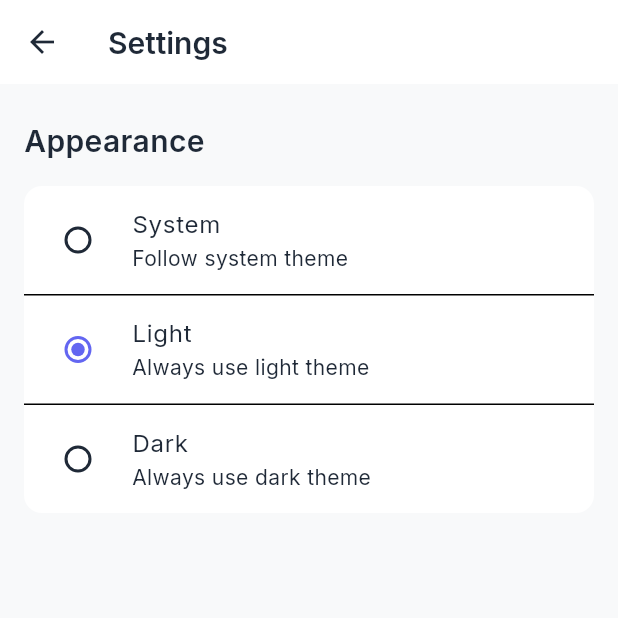
After one commit to shoebsmk/Flutter-chat-claude, a Flutter app: the SettingsScreen screen opened directly, after a tap on "Light", on a phone screen of 412 x 824 dp, the top half of it. The commit adds this screen. Run offline on Flutter 3.47's test engine with Material 3 defaults, Android fonts, the light colour scheme and no system bars; our stand-ins replace flutter_animate, google_fonts, image_picker, permission_handler, shared_preferences, shimmer and 2 more; accounts and stored records are empty; network calls fail.

Commit message:
Add theme toggle UI with settings screen
- Add SharedPreferences dependency for theme persistence
- Create ThemeService to handle theme loading and saving
- Update main.dart to load saved theme on startup and expose theme control methods
- Create SettingsScreen with theme selector (System, Light, Dark)
- Add settings button to ChatListScreen AppBar
- Theme preference persists across app restarts

```diff
--- a/chat_app/lib/main.dart
+++ b/chat_app/lib/main.dart
@@ -3,6 +3,7 @@ import 'config/supabase_config.dart';
 import 'screens/auth_screen.dart';
 import 'screens/chat_list_screen.dart';
 import 'services/auth_service.dart';
+import 'services/theme_service.dart';
 import 'theme/app_theme.dart';
 import 'utils/constants.dart';
 
@@ -11,34 +12,79 @@ void main() async {
 
   await SupabaseConfig.initialize();
 
-  runApp(const MyApp());
+  // Load saved theme
+  final themeMode = await ThemeService.loadThemeMode();
+
+  runApp(MyApp(initialThemeMode: themeMode));
 }
 
 class MyApp extends StatefulWidget {
-  const MyApp({super.key});
+  final ThemeMode initialThemeMode;
+
+  const MyApp({
+    super.key,
+    required this.initialThemeMode,
+  });
 
   @override
   State<MyApp> createState() => _MyAppState();
+
+  /// Returns the current theme mode.
+  /// Returns null if no instance is available.
+  static ThemeMode? themeModeOf(BuildContext context) {
+    return _MyAppState._instance?.themeMode;
+  }
+
+  /// Sets the theme mode and persists it to SharedPreferences.
+  static Future<void> setThemeModeOf(BuildContext context, ThemeMode mode) async {
+    await _MyAppState._instance?.setThemeMode(mode);
+  }
 }
 
 class _MyAppState extends State<MyApp> {
-  ThemeMode _themeMode = ThemeMode.system;
+  late ThemeMode _themeMode;
   final _authService = AuthService();
+
+  static _MyAppState? _instance;
+
+  /// Returns the current theme mode.
+  ThemeMode get themeMode => _themeMode;
+
+  @override
+  void initState() {
+    super.initState();
+    _themeMode = widget.initialThemeMode;
+    _instance = this;
+  }
+
+  @override
+  void dispose() {
+    _instance = null;
+    super.dispose();
+  }
+
+  /// Sets the theme mode and persists it to SharedPreferences.
+  Future<void> setThemeMode(ThemeMode mode) async {
+    await ThemeService.saveThemeMode(mode);
+    if (mounted) {
+      setState(() => _themeMode = mode);
+    }
+  }
 
   /// Toggles between light and dark theme.
   /// Can be exposed to UI when theme toggle is implemented.
   // ignore: unused_element
-  void toggleTheme() {
-    setState(() {
-      if (_themeMode == ThemeMode.light) {
-        _themeMode = ThemeMode.dark;
-      } else if (_themeMode == ThemeMode.dark) {
-        _themeMode = ThemeMode.light;
-      } else {
-        // If system, default to light
-        _themeMode = ThemeMode.light;
-      }
-    });
+  Future<void> toggleTheme() async {
+    ThemeMode newMode;
+    if (_themeMode == ThemeMode.light) {
+      newMode = ThemeMode.dark;
+    } else if (_themeMode == ThemeMode.dark) {
+      newMode = ThemeMode.light;
+    } else {
+      // If system, default to light
+      newMode = ThemeMode.light;
+    }
+    await setThemeMode(newMode);
   }
 
   @override
--- a/chat_app/lib/screens/chat_list_screen.dart
+++ b/chat_app/lib/screens/chat_list_screen.dart
@@ -5,6 +5,7 @@ import 'package:flutter_animate/flutter_animate.dart';
 import 'chat_screen.dart';
 import 'auth_screen.dart';
 import 'profile_edit_screen.dart';
+import 'settings_screen.dart';
 import '../models/user.dart' as models;
 import '../models/message.dart';
 import '../services/auth_service.dart';
@@ -265,6 +266,17 @@ class _ChatListScreenState extends State<ChatListScreen>
         ],
       ),
       actions: [
+        IconButton(
+          icon: const Icon(Icons.settings),
+          onPressed: () {
+            Navigator.of(context).push(
+              MaterialPageRoute(
+                builder: (_) => const SettingsScreen(),
+              ),
+            );
+          },
+          tooltip: 'Settings',
+        ),
         IconButton(
           icon: const Icon(Icons.person),
           onPressed: () {
--- /dev/null
+++ b/chat_app/lib/screens/settings_screen.dart
@@ -0,0 +1,118 @@
+import 'package:flutter/material.dart';
+import '../theme/app_theme.dart';
+import '../main.dart';
+
+/// Screen for app settings, including theme selection.
+class SettingsScreen extends StatefulWidget {
+  const SettingsScreen({super.key});
+
+  @override
+  State<SettingsScreen> createState() => _SettingsScreenState();
+}
+
+class _SettingsScreenState extends State<SettingsScreen> {
+  ThemeMode _currentThemeMode = ThemeMode.system;
+
+  @override
+  void initState() {
+    super.initState();
+    // Get current theme mode from MyApp after first frame
+    WidgetsBinding.instance.addPostFrameCallback((_) {
+      final currentMode = MyApp.themeModeOf(context);
+      if (mounted && currentMode != null) {
+        setState(() {
+          _currentThemeMode = currentMode;
+        });
+      }
+    });
+  }
+
+  @override
+  Widget build(BuildContext context) {
+    final theme = Theme.of(context);
+
+    // Update current theme mode if it changed
+    final currentThemeMode = MyApp.themeModeOf(context) ?? ThemeMode.system;
+    if (_currentThemeMode != currentThemeMode) {
+      WidgetsBinding.instance.addPostFrameCallback((_) {
+        if (mounted) {
+          setState(() => _currentThemeMode = currentThemeMode);
+        }
+      });
+    }
+
+    return Scaffold(
+      appBar: AppBar(
+        title: const Text('Settings'),
+      ),
+      body: ListView(
+        children: [
+          Padding(
+            padding: const EdgeInsets.fromLTRB(
+              AppTheme.spacingM,
+              AppTheme.spacingL,
+              AppTheme.spacingM,
+              AppTheme.spacingS,
+            ),
+            child: Text(
+              'Appearance',
+              style: AppTheme.headingSmall.copyWith(
+                color: theme.colorScheme.onSurface,
+              ),
+            ),
+          ),
+          Card(
+            margin: const EdgeInsets.symmetric(
+              horizontal: AppTheme.spacingM,
+              vertical: AppTheme.spacingS,
+            ),
+            child: Column(
+              children: [
+                RadioListTile<ThemeMode>(
+                  title: const Text('System'),
+                  subtitle: const Text('Follow system theme'),
+                  value: ThemeMode.system,
+                  groupValue: _currentThemeMode,
+                  onChanged: (ThemeMode? value) {
+                    if (value != null) {
+                      _updateThemeMode(value);
+                    }
+                  },
+                ),
+                const Divider(height: 1),
+                RadioListTile<ThemeMode>(
+                  title: const Text('Light'),
+                  subtitle: const Text('Always use light theme'),
+                  value: ThemeMode.light,
+                  groupValue: _currentThemeMode,
+                  onChanged: (ThemeMode? value) {
+                    if (value != null) {
+                      _updateThemeMode(value);
+                    }
+                  },
+                ),
+                const Divider(height: 1),
+                RadioListTile<ThemeMode>(
+                  title: const Text('Dark'),
+                  subtitle: const Text('Always use dark theme'),
+                  value: ThemeMode.dark,
+                  groupValue: _currentThemeMode,
+                  onChanged: (ThemeMode? value) {
+                    if (value != null) {
+                      _updateThemeMode(value);
+                    }
+                  },
+                ),
+              ],
+            ),
+          ),
+        ],
+      ),
+    );
+  }
+
+  void _updateThemeMode(ThemeMode mode) {
+    MyApp.setThemeModeOf(context, mode);
+    setState(() => _currentThemeMode = mode);
+  }
+}
--- /dev/null
+++ b/chat_app/lib/services/theme_service.dart
@@ -0,0 +1,50 @@
+import 'package:flutter/material.dart';
+import 'package:shared_preferences/shared_preferences.dart';
+
+/// Service for persisting and loading theme preferences.
+class ThemeService {
+  ThemeService._();
+
+  static const String _themeModeKey = 'theme_mode';
+
+  /// Loads the saved theme mode from SharedPreferences.
+  /// Returns ThemeMode.system if no preference is saved.
+  static Future<ThemeMode> loadThemeMode() async {
+    final prefs = await SharedPreferences.getInstance();
+    final themeModeString = prefs.getString(_themeModeKey);
+
+    if (themeModeString == null) {
+      return ThemeMode.system;
+    }
+
+    switch (themeModeString) {
+      case 'light':
+        return ThemeMode.light;
+      case 'dark':
+        return ThemeMode.dark;
+      case 'system':
+      default:
+        return ThemeMode.system;
+    }
+  }
+
+  /// Saves the theme mode to SharedPreferences.
+  static Future<void> saveThemeMode(ThemeMode mode) async {
+    final prefs = await SharedPreferences.getInstance();
+    final themeModeString = _themeModeToString(mode);
+    await prefs.setString(_themeModeKey, themeModeString);
+  }
+
+  /// Converts ThemeMode to string for storage.
+  static String _themeModeToString(ThemeMode mode) {
+    switch (mode) {
+      case ThemeMode.light:
+        return 'light';
+      case ThemeMode.dark:
+        return 'dark';
+      case ThemeMode.system:
+      default:
+        return 'system';
+    }
+  }
+}
--- a/chat_app/pubspec.yaml
+++ b/chat_app/pubspec.yaml
@@ -36,6 +36,7 @@ dependencies:
   shimmer: ^3.0.0
   flutter_animate: ^4.5.0
   timeago: ^3.6.1
+  shared_preferences: ^2.2.2
 
   # Profile editing dependencies
   image_picker: ^1.0.7
```
Also changed, not shown: chat_app/pubspec.lock, 3 other files.
